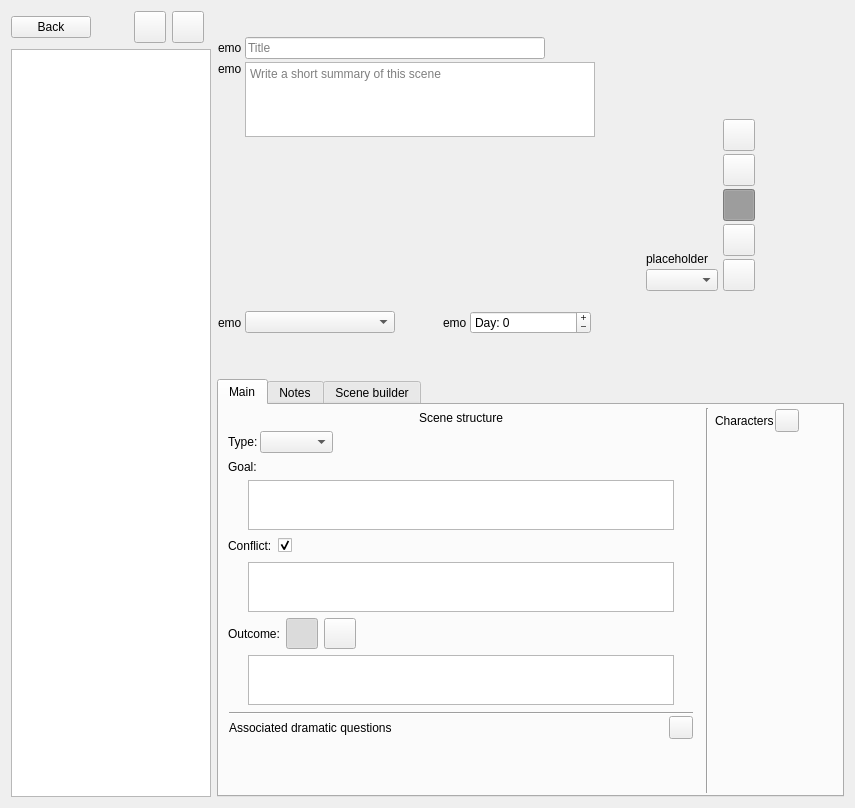
This is ui/scene_editor.ui in zkovari/plotlyst as Qt 5 draws it before an edit. The edited form follows.
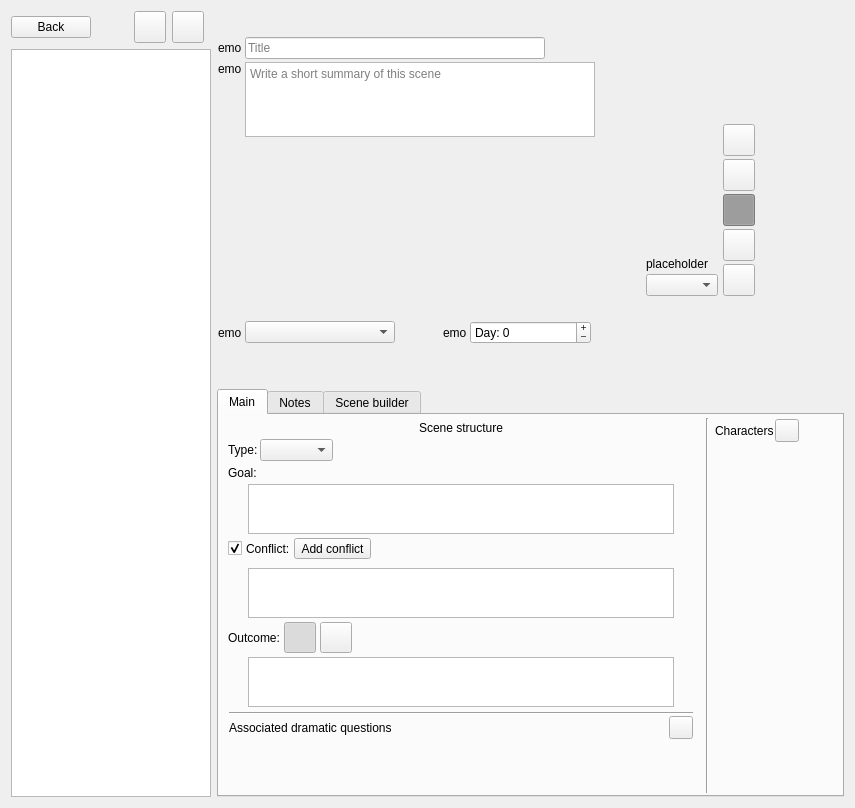
This is the edited form. Custom widgets are drawn as their Qt base class.

Commit message:
Track scene conflicts (#42)
* Track scene conflicts

* progress

* persist and reload

* styling

* select previous conflicts

* update characters properly

* add conflict in test cases

What changed in the file:
```diff
--- a/ui/scene_editor.ui
+++ b/ui/scene_editor.ui
@@ -842,6 +842,9 @@
               </size>
              </property>
              <layout class="QVBoxLayout" name="verticalLayout_5">
+              <property name="spacing">
+               <number>4</number>
+              </property>
               <property name="leftMargin">
                <number>2</number>
               </property>
@@ -983,6 +986,25 @@
               </item>
               <item>
                <layout class="QHBoxLayout" name="horizontalLayout_10">
+                <item>
+                 <widget class="QCheckBox" name="cbConflict">
+                  <property name="sizePolicy">
+                   <sizepolicy hsizetype="Fixed" vsizetype="Fixed">
+                    <horstretch>0</horstretch>
+                    <verstretch>0</verstretch>
+                   </sizepolicy>
+                  </property>
+                  <property name="text">
+                   <string/>
+                  </property>
+                  <property name="checkable">
+                   <bool>true</bool>
+                  </property>
+                  <property name="checked">
+                   <bool>true</bool>
+                  </property>
+                 </widget>
+                </item>
                 <item>
                  <widget class="QLabel" name="lblType2">
                   <property name="text">
@@ -991,15 +1013,15 @@
                  </widget>
                 </item>
                 <item>
-                 <widget class="QCheckBox" name="cbConflict">
+                 <widget class="QToolButton" name="btnAddConflict">
                   <property name="text">
-                   <string/>
+                   <string>Add conflict</string>
                   </property>
-                  <property name="checkable">
-                   <bool>true</bool>
+                  <property name="popupMode">
+                   <enum>QToolButton::InstantPopup</enum>
                   </property>
-                  <property name="checked">
-                   <bool>true</bool>
+                  <property name="toolButtonStyle">
+                   <enum>Qt::ToolButtonTextBesideIcon</enum>
                   </property>
                  </widget>
                 </item>
@@ -1018,6 +1040,42 @@
                 </item>
                </layout>
               </item>
+              <item>
+               <layout class="QHBoxLayout" name="horizontalLayout_20">
+                <item>
+                 <spacer name="horizontalSpacer_24">
+                  <property name="orientation">
+                   <enum>Qt::Horizontal</enum>
+                  </property>
+                  <property name="sizeType">
+                   <enum>QSizePolicy::Preferred</enum>
+                  </property>
+                  <property name="sizeHint" stdset="0">
+                   <size>
+                    <width>20</width>
+                    <height>1</height>
+                   </size>
+                  </property>
+                 </spacer>
+                </item>
+                <item>
+                 <widget class="LabelsWidget" name="wdgConflicts" native="true">
+                  <property name="sizePolicy">
+                   <sizepolicy hsizetype="Expanding" vsizetype="Maximum">
+                    <horstretch>0</horstretch>
+                    <verstretch>0</verstretch>
+                   </sizepolicy>
+                  </property>
+                  <property name="minimumSize">
+                   <size>
+                    <width>0</width>
+                    <height>0</height>
+                   </size>
+                  </property>
+                 </widget>
+                </item>
+               </layout>
+              </item>
               <item>
                <layout class="QHBoxLayout" name="horizontalLayout_13">
                 <item>
```
Left out of the diff: 3 changed lines with no effect on the pictures. The commit also changes 10 other files.
